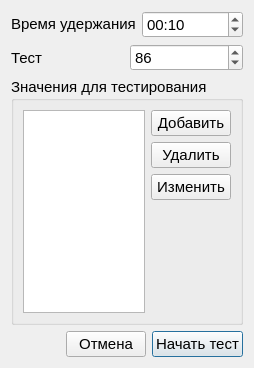
Above: Src/Gui/TestSettings/StepTestSettings.ui from Rekvim/MpiSki before the change. Below: the same form after it.
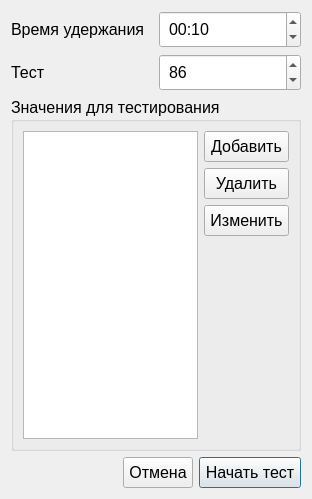
That is the form after the change.

Patch:
```diff
--- a/Src/Gui/TestSettings/StepTestSettings.ui
+++ b/Src/Gui/TestSettings/StepTestSettings.ui
@@ -6,8 +6,8 @@
    <rect>
     <x>0</x>
     <y>0</y>
-    <width>254</width>
-    <height>368</height>
+    <width>312</width>
+    <height>499</height>
    </rect>
   </property>
   <property name="font">
@@ -23,6 +23,11 @@
     <layout class="QHBoxLayout" name="horizontalLayout_3">
      <item>
       <widget class="QLabel" name="label">
+       <property name="font">
+        <font>
+         <pointsize>12</pointsize>
+        </font>
+       </property>
        <property name="text">
         <string>&lt;html&gt;&lt;head/&gt;&lt;body&gt;&lt;p&gt;Время удержания&lt;/p&gt;&lt;/body&gt;&lt;/html&gt;</string>
        </property>
@@ -30,6 +35,14 @@
      </item>
      <item>
       <widget class="QTimeEdit" name="timeEdit">
+       <property name="font">
+        <font>
+         <pointsize>12</pointsize>
+        </font>
+       </property>
+       <property name="styleSheet">
+        <string notr="true">padding: 5px 5px;</string>
+       </property>
        <property name="currentSection">
         <enum>QDateTimeEdit::Section::SecondSection</enum>
        </property>
@@ -54,6 +67,11 @@
     <layout class="QHBoxLayout" name="horizontalLayout_5">
      <item>
       <widget class="QLabel" name="label_3">
+       <property name="font">
+        <font>
+         <pointsize>12</pointsize>
+        </font>
+       </property>
        <property name="text">
         <string>Тест</string>
        </property>
@@ -61,6 +79,14 @@
      </item>
      <item>
       <widget class="QSpinBox" name="spinBox_T_value">
+       <property name="font">
+        <font>
+         <pointsize>12</pointsize>
+        </font>
+       </property>
+       <property name="styleSheet">
+        <string notr="true">padding: 5px 5px;</string>
+       </property>
        <property name="minimum">
         <number>0</number>
        </property>
@@ -76,6 +102,11 @@
    </item>
    <item>
     <widget class="QGroupBox" name="groupBox_2">
+     <property name="font">
+      <font>
+       <pointsize>12</pointsize>
+      </font>
+     </property>
      <property name="title">
       <string>Значения для тестирования</string>
      </property>
@@ -91,6 +122,9 @@
        <layout class="QVBoxLayout" name="verticalLayout">
         <item>
          <widget class="QPushButton" name="pushButton_add_value">
+          <property name="styleSheet">
+           <string notr="true">padding: 5px 5px;</string>
+          </property>
           <property name="text">
            <string>Добавить</string>
           </property>
@@ -98,6 +132,14 @@
         </item>
         <item>
          <widget class="QPushButton" name="pushButton_delete_value">
+          <property name="font">
+           <font>
+            <pointsize>12</pointsize>
+           </font>
+          </property>
+          <property name="styleSheet">
+           <string notr="true">padding: 5px 5px;</string>
+          </property>
           <property name="text">
            <string>Удалить</string>
           </property>
@@ -105,6 +147,9 @@
         </item>
         <item>
          <widget class="QPushButton" name="pushButton_change_value">
+          <property name="styleSheet">
+           <string notr="true">padding: 5px 5px;</string>
+          </property>
           <property name="text">
            <string>Изменить</string>
           </property>
@@ -145,6 +190,14 @@
      </item>
      <item>
       <widget class="QPushButton" name="pushButton_2">
+       <property name="font">
+        <font>
+         <pointsize>12</pointsize>
+        </font>
+       </property>
+       <property name="styleSheet">
+        <string notr="true">padding: 5px 5px;</string>
+       </property>
        <property name="text">
         <string>Отмена</string>
        </property>
@@ -152,6 +205,14 @@
      </item>
      <item>
       <widget class="QPushButton" name="pushButton">
+       <property name="font">
+        <font>
+         <pointsize>12</pointsize>
+        </font>
+       </property>
+       <property name="styleSheet">
+        <string notr="true">padding: 5px 5px;</string>
+       </property>
        <property name="text">
         <string>Начать тест</string>
        </property>
```
